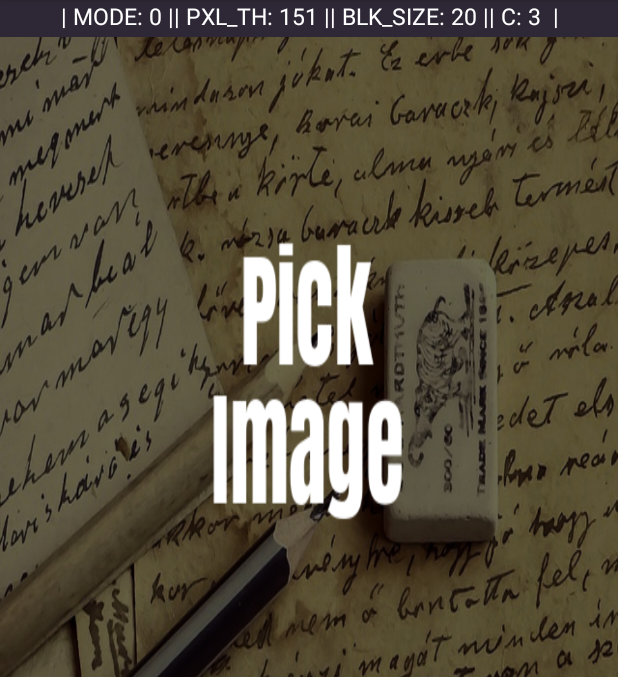
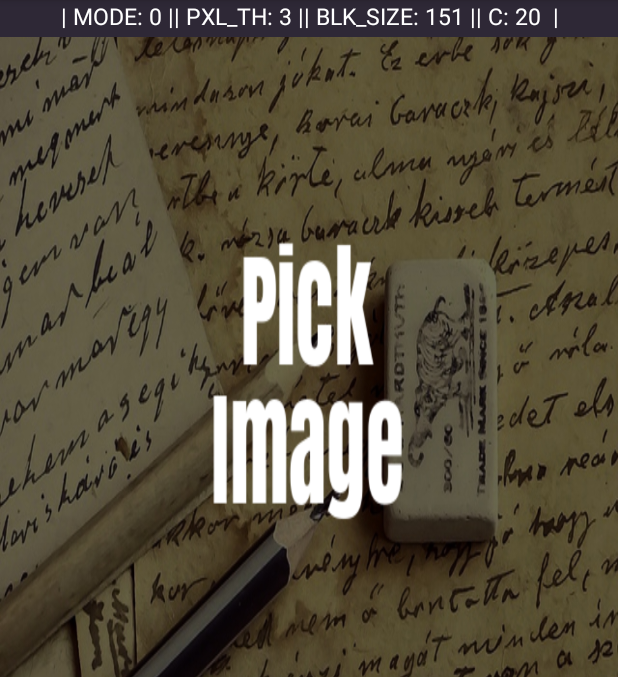
Before and after one commit to aritrakoley/MSc_Prototypes, an Android app: the screen it shows after launch (MainActivity), on a phone screen of 412 x 824 dp, the part 84-761 px from its top. Run offline under Robolectric (Android 15) with nearby library versions, the phone set to English and light mode, and no system bars; libraries missing offline, so code that uses them is left out: com.ihhira.android, org.tensorflow.lite.

Commit message:
PR2: Fixed r=0 or c=0 crash in fitImage. Fixed statbar.

```diff
--- a/PR2_tf_emnist_az_09/app/src/main/java/com/example/pr2_tf_emnist_az_09/MainActivity.java
+++ b/PR2_tf_emnist_az_09/app/src/main/java/com/example/pr2_tf_emnist_az_09/MainActivity.java
@@ -124,7 +124,7 @@ public class MainActivity extends AppCompatActivity {
         ((TextView) findViewById(R.id.tv_pred)).setText(text);
     }
     private void updateStatusBar() {
-        ((TextView) findViewById(R.id.tv_stat)).setText(String.format(STAT_BAR, pu.getMODE(), pu.BLOCK_SIZE, pu.MEAN_C, pu.TRIM_PIXEL_THRESHOLD));
+        ((TextView) findViewById(R.id.tv_stat)).setText(String.format(STAT_BAR, pu.getMODE(),pu.TRIM_PIXEL_THRESHOLD, pu.BLOCK_SIZE, pu.MEAN_C));
     }
     //--------------------------------------------------------------UI Related Code [END]
 
```
Also changed, not shown: PR2_tf_emnist_az_09/app/src/main/java/com/example/pr2_tf_emnist_az_09/ProcessingUtilities.java (+10 -4 lines).
